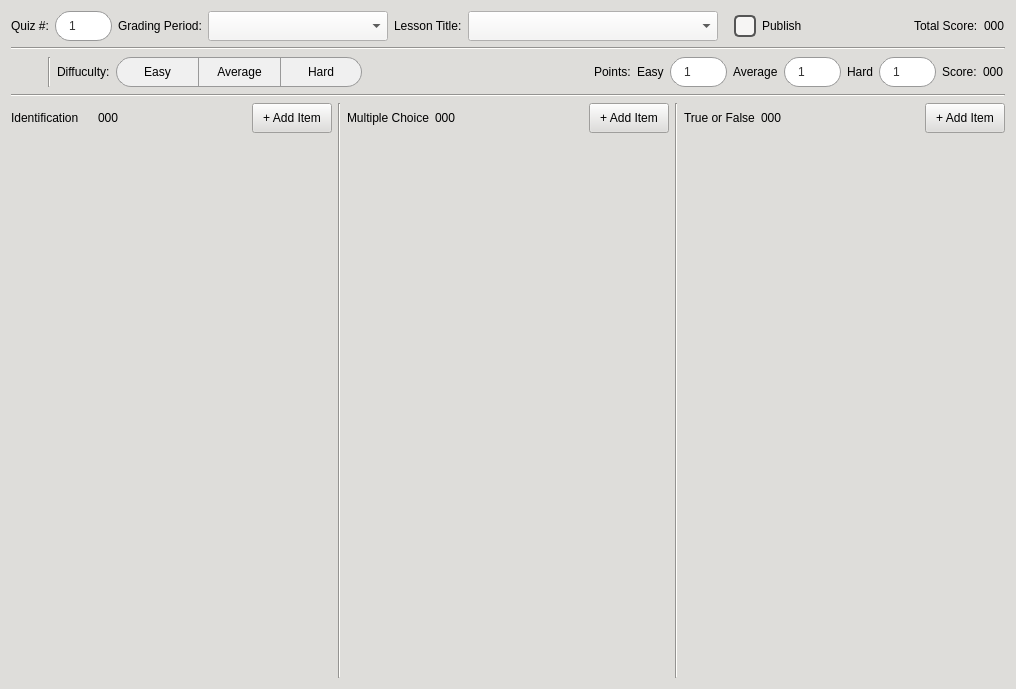
This is CAI_PyQt/CAI_Admin/UI/QuizDialog.ui in CPG19040/CPG19040 as Qt 5 draws it before an edit. The edited form follows.
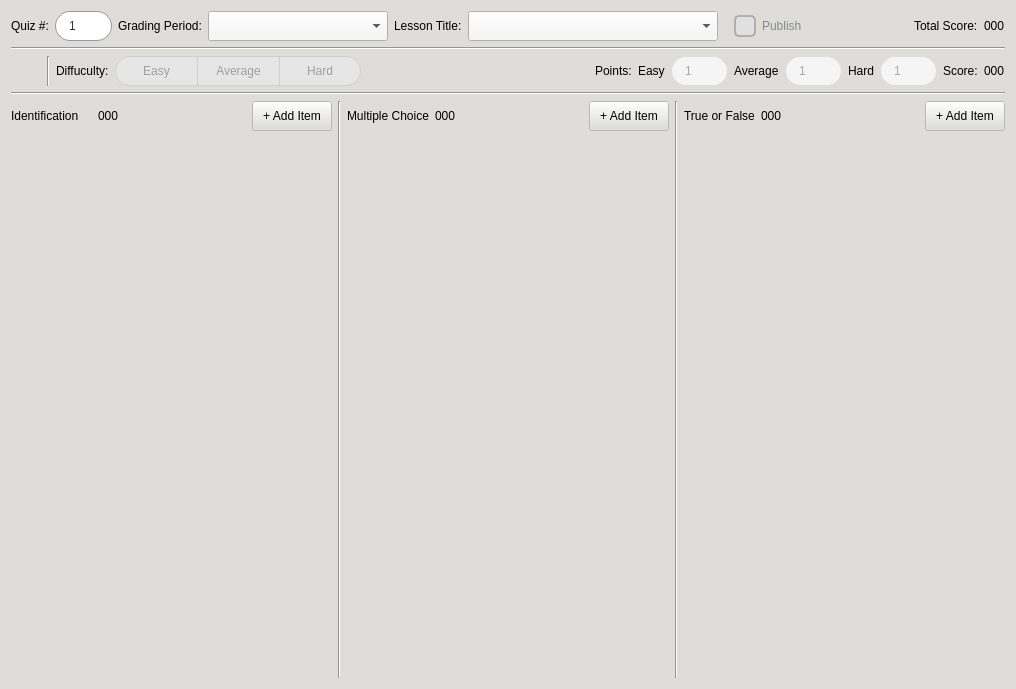
This is the edited form. Icons and pictures are not drawn.

The edit to the form file:
```diff
--- a/CAI_PyQt/CAI_Admin/UI/QuizDialog.ui
+++ b/CAI_PyQt/CAI_Admin/UI/QuizDialog.ui
@@ -32,6 +32,12 @@
     background: #27AE60;
 }
 
+*[class=&quot;button-green&quot;]:disabled {
+    background: #A5D6A7;
+    color: #E8F5E9;
+    opacity: 0.6;
+}
+
 QComboBox[class=&quot;combobox-main&quot;] {
 	height: 30px;
 	border: 1px solid #999;
@@ -132,6 +138,20 @@
     width: 8px;
     height: 8px;
 }
+
+QSpinBox:disabled {
+    background-color: #f5f5f5;
+    border: 1px solid #dcdcdc;
+    color: #aaaaaa;
+}
+
+QSpinBox::up-arrow:disabled {
+    image: url(:/Images/Images/caret-up-disabled.png);
+}
+
+QSpinBox::down-arrow:disabled {
+    image: url(:/Images/Images/caret-down-disabled.png);
+}
 </string>
   </property>
   <layout class="QVBoxLayout" name="verticalLayout_2">
@@ -248,6 +268,9 @@
       </item>
       <item>
        <widget class="QCheckBox" name="checkBoxPublish">
+        <property name="enabled">
+         <bool>false</bool>
+        </property>
         <property name="minimumSize">
          <size>
           <width>0</width>
@@ -277,7 +300,17 @@
 }
 QCheckBox::indicator:checked {
 	image: url(:/Images/Images/check.png);
-}</string>
+}
+
+QCheckBox::indicator:disabled {
+	background-color: #E0E0E0;
+	border-color: #B0B0B0;
+}
+
+QCheckBox:disabled {
+	color: #7f8c8d;
+}
+</string>
         </property>
         <property name="text">
          <string>Publish</string>
@@ -334,31 +367,13 @@
     </widget>
    </item>
    <item>
-    <widget class="QWidget" name="widget_qbuilder" native="true">
-     <layout class="QVBoxLayout" name="verticalLayout_5">
-      <property name="leftMargin">
-       <number>0</number>
-      </property>
-      <property name="topMargin">
-       <number>0</number>
-      </property>
-      <property name="rightMargin">
-       <number>0</number>
-      </property>
-      <property name="bottomMargin">
-       <number>0</number>
-      </property>
-      <item>
-       <widget class="QFrame" name="frame_5">
+    <widget class="QWidget" name="widget_builder" native="true">
+     <property name="enabled">
+      <bool>false</bool>
+     </property>
         <property name="styleSheet">
          <string notr="true">#frame_5 { background: transparent; }</string>
         </property>
-        <property name="frameShape">
-         <enum>QFrame::StyledPanel</enum>
-        </property>
-        <property name="frameShadow">
-         <enum>QFrame::Raised</enum>
-        </property>
         <layout class="QHBoxLayout" name="horizontalLayout">
          <property name="leftMargin">
           <number>0</number>
@@ -496,6 +511,39 @@
 /* Hover effect */
 QPushButton:hover {
     background-color: #e0e0e0;
+}
+
+QPushButton:disabled {
+    background-color: #E6E6E6; /* Flat, dull gray */
+    border: 1px solid #D0D0D0; /* Faded border */
+    color: #A0A0A0;            /* Grayed out text */
+}
+
+/* Fix borders for the middle/left buttons so they don't look weird when disabled */
+QPushButton#btnEasy:disabled,
+QPushButton#btnAverage:disabled {
+    border-right: none; 
+}
+
+/* 2. Disabled + CHECKED states (If a difficulty is selected but the group is locked) */
+QPushButton#btnEasy:checked:disabled {
+    background-color: #D3EED7; /* Muted, faded green */
+    border: 2px solid #A2CBA8;
+    border-right: none;
+    color: #8A9A8D;
+}
+
+QPushButton#btnAverage:checked:disabled {
+    background-color: #FFF9E0; /* Muted, faded yellow */
+    border: 2px solid #E6D2B5;
+    border-right: none;
+    color: #9A9384;
+}
+
+QPushButton#btnHard:checked:disabled {
+    background-color: #FADAD7; /* Muted, faded red */
+    border: 2px solid #E0B3AF;
+    color: #A68D8A;
 }</string>
            </property>
            <layout class="QHBoxLayout" name="horizontalLayout_2">
@@ -770,9 +818,6 @@
         </layout>
        </widget>
       </item>
-     </layout>
-    </widget>
-   </item>
    <item>
     <widget class="Line" name="line_2">
      <property name="orientation">
@@ -782,6 +827,9 @@
    </item>
    <item>
     <widget class="QWidget" name="widget_quizview" native="true">
+     <property name="enabled">
+      <bool>false</bool>
+     </property>
      <property name="styleSheet">
       <string notr="true">/* 1. THE MAIN CONTAINER */
 #QScrollArea { 
@@ -997,7 +1045,7 @@
               <x>0</x>
               <y>0</y>
               <width>323</width>
-              <height>543</height>
+              <height>545</height>
              </rect>
             </property>
             <layout class="QVBoxLayout" name="layout_identification"/>
@@ -1131,7 +1179,7 @@
               <x>0</x>
               <y>0</y>
               <width>322</width>
-              <height>543</height>
+              <height>545</height>
              </rect>
             </property>
             <layout class="QVBoxLayout" name="layout_multiplechoice"/>
@@ -1265,7 +1313,7 @@
               <x>0</x>
               <y>0</y>
               <width>323</width>
-              <height>543</height>
+              <height>545</height>
              </rect>
             </property>
             <layout class="QVBoxLayout" name="layout_trueorfalse"/>
```
Lines whose indentation alone changed are shown as unchanged.
